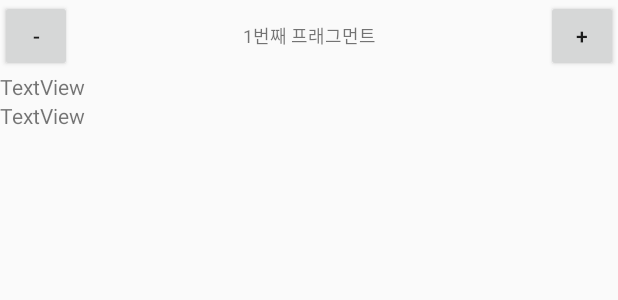
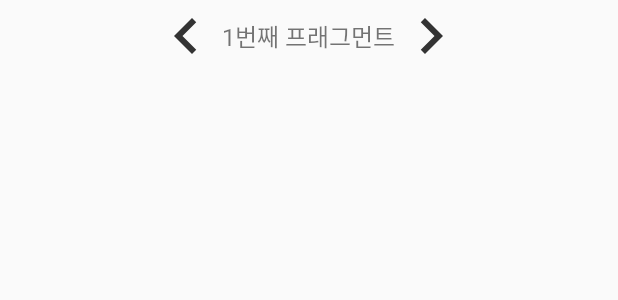
Before and after one commit to amaran-th/wake-up-bird, an Android app built with Jetpack Compose: the layout weekly_statistic.xml on its own in the app's theme, with its tools: preview values and no code run, on a phone screen of 412 x 824 dp. Shown: the top 300 px of the screen. Run offline under Robolectric (Android 15) with nearby library versions, the phone set to English and light mode, and no system bars; Roboto replaces fonts that are not available here.

Commit message:
feat: StatisticFragment UI 개선

```diff
--- /dev/null
+++ b/app/src/main/res/drawable/ic_left_black_24dp.xml
@@ -0,0 +1,13 @@
+<vector xmlns:android="http://schemas.android.com/apk/res/android"
+    android:width="32dp"
+    android:height="32dp"
+    android:viewportWidth="32"
+    android:viewportHeight="32">
+  <group>
+    <clip-path
+        android:pathData="M0,0h32v32h-32z"/>
+    <path
+        android:pathData="M20.547,9.88L18.667,8L10.667,16L18.667,24L20.547,22.12L14.44,16L20.547,9.88Z"
+        android:fillColor="#333333"/>
+  </group>
+</vector>
--- /dev/null
+++ b/app/src/main/res/drawable/ic_right_black_24dp.xml
@@ -0,0 +1,13 @@
+<vector xmlns:android="http://schemas.android.com/apk/res/android"
+    android:width="32dp"
+    android:height="32dp"
+    android:viewportWidth="32"
+    android:viewportHeight="32">
+  <group>
+    <clip-path
+        android:pathData="M0,0h32v32h-32z"/>
+    <path
+        android:pathData="M13.333,8L11.453,9.88L17.56,16L11.453,22.12L13.333,24L21.333,16L13.333,8Z"
+        android:fillColor="#333333"/>
+  </group>
+</vector>
--- a/app/src/main/res/layout/weekly_statistic.xml
+++ b/app/src/main/res/layout/weekly_statistic.xml
@@ -2,19 +2,23 @@
 <LinearLayout xmlns:android="http://schemas.android.com/apk/res/android"
     android:layout_width="match_parent"
     android:layout_height="match_parent"
+    android:paddingHorizontal="20dp"
     android:orientation="vertical"
     >
 
     <LinearLayout
         android:layout_width="match_parent"
         android:layout_height="wrap_content"
+        android:layout_marginBottom="16dp"
+        android:gravity="center"
         android:orientation="horizontal">
 
         <Button
             android:id="@+id/last_week"
             android:layout_width="48dp"
             android:layout_height="wrap_content"
-            android:text="-" />
+            android:background="@drawable/ic_left_black_24dp"
+            />
 
         <TextView
             android:id="@+id/week_range"
@@ -22,68 +26,41 @@
             android:layout_height="wrap_content"
             android:layout_gravity="center"
             android:text="1번째 프래그먼트"
+            android:fontFamily="@font/binggrae_regular"
             android:textAlignment="center"
-            android:layout_weight="1"
-            android:textSize="12sp" />
+            android:textSize="16sp" />
 
         <Button
             android:id="@+id/next_week"
             android:layout_width="48dp"
             android:layout_height="wrap_content"
-            android:text="+" />
+            android:background="@drawable/ic_right_black_24dp"
+            />
     </LinearLayout>
 
     <HorizontalScrollView
         android:layout_width="match_parent"
-        android:layout_height="match_parent">
+        android:layout_height="wrap_content"
+        android:layout_marginBottom="8dp">
 
         <LinearLayout
             android:layout_width="wrap_content"
             android:layout_height="match_parent"
-            android:orientation="vertical" >
+            android:orientation="vertical">
 
             <TableLayout
+                android:id="@+id/statistic_table"
                 android:layout_width="match_parent"
-                android:layout_height="match_parent"
-                android:id="@+id/statistic_table"
-                android:stretchColumns="*"
-                >
-
-                <TableRow
-                    android:layout_width="match_parent"
-                    android:layout_height="match_parent" >
-
-                    <TextView
-                        android:id="@+id/textView3"
-                        android:layout_width="wrap_content"
-                        android:layout_height="wrap_content"
-                        android:text="TextView" />
-                </TableRow>
-
-                <TableRow
-                    android:layout_width="match_parent"
-                    android:layout_height="match_parent" >
-
-                    <TextView
-                        android:id="@+id/textView4"
-                        android:layout_width="wrap_content"
-                        android:layout_height="wrap_content"
-                        android:text="TextView" />
-                </TableRow>
-
-                <TableRow
-                    android:layout_width="match_parent"
-                    android:layout_height="match_parent" />
-
-                <TableRow
-                    android:layout_width="match_parent"
-                    android:layout_height="match_parent" />
-
-                <TableRow
-                    android:layout_width="match_parent"
-                    android:layout_height="match_parent" />
-            </TableLayout>
+                android:layout_height="match_parent"></TableLayout>
         </LinearLayout>
     </HorizontalScrollView>
 
+    <TextView
+        android:id="@+id/total_penalty"
+        android:layout_width="match_parent"
+        android:layout_height="wrap_content"
+        android:fontFamily="@font/binggrae_regular"
+        android:textColor="@color/black_color"
+        android:textAlignment="textEnd"/>
+
 </LinearLayout>
```
Also changed, not shown: app/src/main/java/com/example/wake_up_bird/presentation/ui/statistic/WeeklyStatisticFragment.kt (+71 -10 lines), 2 other files.
